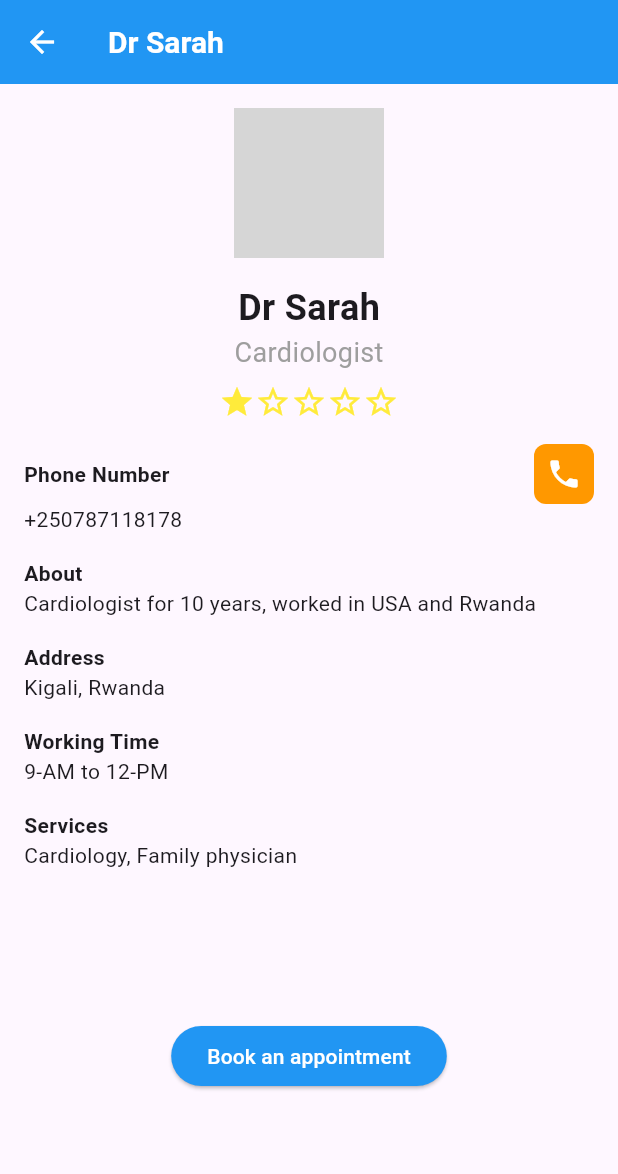
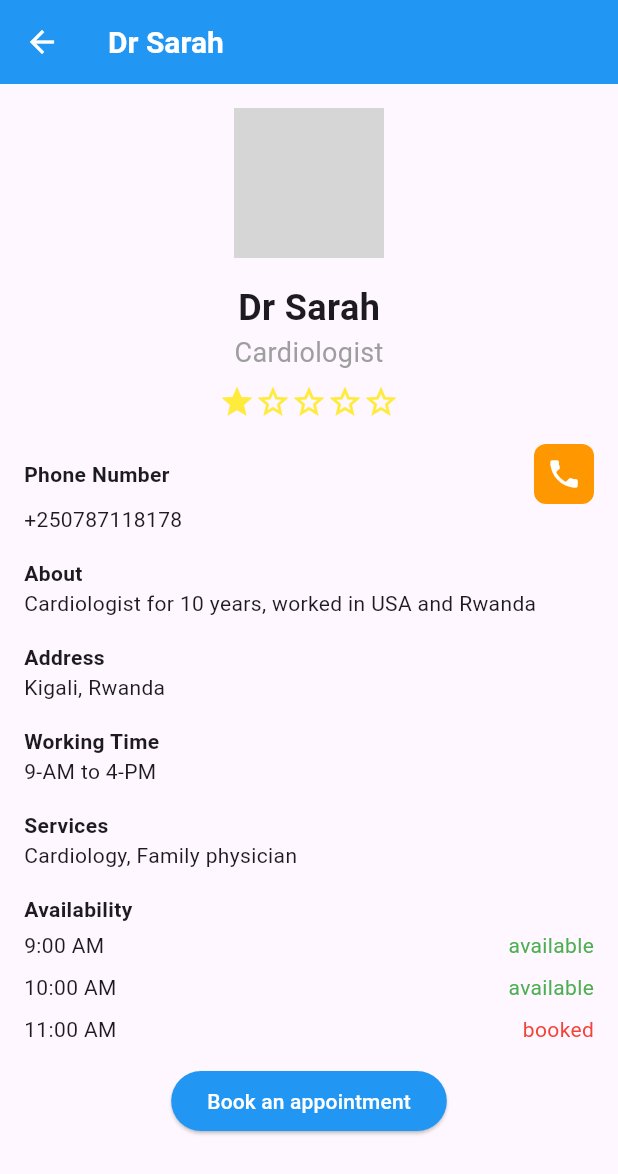
Before and after one commit to charite-uwatwembi/Group38_FlutterProject, a Flutter app: the HomeView screen opened by its route, after a tap on "Dr Sarah", on a phone screen of 412 x 824 dp. Shown: the top 1174 px of the screen. Run offline on Flutter 3.47's test engine with Material 3 defaults, Android fonts, the phone set to English and light mode, and no system bars; our stand-ins replace auto_size_text, get, velocity_x; Roboto replaces fonts that are missing (nunito); grey boxes are pictures that could not be loaded.

Commit message:
added availability status on doctor profile view

```diff
--- a/baho_app/lib/views/doctor_view/doctor_card.dart
+++ b/baho_app/lib/views/doctor_view/doctor_card.dart
@@ -10,6 +10,7 @@ class DoctorCard extends StatelessWidget {
   final String address;
   final String workingTime;
   final String services;
+  final List<Map<String, String>> availability;
 
   const DoctorCard({
     Key? key,
@@ -21,6 +22,7 @@ class DoctorCard extends StatelessWidget {
     required this.address,
     required this.workingTime,
     required this.services,
+    this.availability = const [],
   }) : super(key: key);
 
   @override
@@ -39,6 +41,7 @@ class DoctorCard extends StatelessWidget {
               address: address,
               workingTime: workingTime,
               services: services,
+              availability: availability,
             ),
           ),
         );
--- a/baho_app/lib/views/home_view/home_view.dart
+++ b/baho_app/lib/views/home_view/home_view.dart
@@ -6,11 +6,11 @@ import 'package:baho_app/views/appointments_view/appointments_view.dart';
 import 'package:baho_app/views/settings_view/settings_view.dart';
 
 class HomeView extends StatelessWidget {
-  const HomeView({super.key});
+  const HomeView({Key? key});
 
   @override
   Widget build(BuildContext context) {
-    final List<Map<String, String>> doctors = [
+    final List<Map<String, dynamic>> doctors = [
       {
         'name': 'Dr Alex',
         'specialty': 'Neurologist',
@@ -18,18 +18,27 @@ class HomeView extends StatelessWidget {
         'phoneNumber': '+250787118178',
         'about': 'Neurologist for 10 years, worked in USA and Rwanda',
         'address': 'Kigali, Rwanda',
-        'workingTime': '9-AM to 12-PM',
+        'workingTime': '9-AM to 4-PM',
         'services': 'Neurology, Family physician',
+        'availability': [
+          {'time': '9:00 AM - 12:00 PM', 'status': 'available'},
+          {'time': '12:00 AM - 3:00 PM', 'status': 'booked'},
+        ],
       },
-       {
+      {
         'name': 'Dr Sarah',
         'specialty': 'Cardiologist',
         'imageUrl': 'assets/images/jeanne.png',
         'phoneNumber': '+250787118178',
         'about': 'Cardiologist for 10 years, worked in USA and Rwanda',
         'address': 'Kigali, Rwanda',
-        'workingTime': '9-AM to 12-PM',
+        'workingTime': '9-AM to 4-PM',
         'services': 'Cardiology, Family physician',
+        'availability': [
+          {'time': '9:00 AM', 'status': 'available'},
+          {'time': '10:00 AM', 'status': 'available'},
+          {'time': '11:00 AM', 'status': 'booked'},
+        ],
       },
       {
         'name': 'Dr John',
@@ -38,8 +47,12 @@ class HomeView extends StatelessWidget {
         'phoneNumber': '+250787118178',
         'about': 'Orthopedist for 10 years, worked in USA and Rwanda',
         'address': 'Kigali, Rwanda',
-        'workingTime': '9-AM to 12-PM',
+        'workingTime': '9-AM to 4-PM',
         'services': 'Orthopedics, Family physician',
+        'availability': [
+          {'time': '9:00 AM - 12:00 PM', 'status': 'available'},
+          {'time': '12:00 AM - 3:00 PM', 'status': 'booked'},
+        ],
       },
       {
         'name': 'Dr Joseph',
@@ -48,8 +61,12 @@ class HomeView extends StatelessWidget {
         'phoneNumber': '+250787118178',
         'about': 'Pediatrician for 10 years, worked in USA and Rwanda',
         'address': 'Kigali, Rwanda',
-        'workingTime': '9-AM to 12-PM',
+        'workingTime': '9-AM to 4-PM',
         'services': 'Pediatrics, Family physician',
+        'availability': [
+          {'time': '9:00 AM - 12:00 PM', 'status': 'available'},
+          {'time': '12:00 AM - 3:00 PM', 'status': 'booked'},
+        ],
       },
       {
         'name': 'Dr Michael',
@@ -58,8 +75,12 @@ class HomeView extends StatelessWidget {
         'phoneNumber': '+250787118178',
         'about': 'Dermatologist for 10 years, worked in USA and Rwanda',
         'address': 'Kigali, Rwanda',
-        'workingTime': '9-AM to 12-PM',
+        'workingTime': '9-AM to 4-PM',
         'services': 'Dermatology, Family physician',
+        'availability': [
+          {'time': '9:00 AM - 12:00 PM', 'status': 'boked'},
+          {'time': '12:00 AM - 3:00 PM', 'status': 'available'},
+        ],
       },
       {
         'name': 'Dr Leon',
@@ -68,8 +89,12 @@ class HomeView extends StatelessWidget {
         'phoneNumber': '+250787118178',
         'about': 'Psychiatrist for 10 years, worked in USA and Rwanda',
         'address': 'Kigali, Rwanda',
-        'workingTime': '9-AM to 12-PM',
+        'workingTime': '9-AM to 4-PM',
         'services': 'Psychiatry, Family physician',
+        'availability': [
+          {'time': '9:00 AM - 12:00 PM', 'status': 'available'},
+          {'time': '12:00 AM - 3:00 PM', 'status': 'available'},
+        ],
       },
       {
         'name': 'Dr Benoit',
@@ -78,8 +103,12 @@ class HomeView extends StatelessWidget {
         'phoneNumber': '+250787118178',
         'about': 'Dentist for 10 years, worked in USA and Rwanda',
         'address': 'Kigali, Rwanda',
-        'workingTime': '9-AM to 12-PM',
+        'workingTime': '9-AM to 4-PM',
         'services': 'Dentistry, Family physician',
+        'availability': [
+          {'time': '9:00 AM - 12:00 PM', 'status': 'available'},
+          {'time': '12:00 AM - 3:00 PM', 'status': 'booked'},
+        ],
       },
       {
         'name': 'Dr Ariane',
@@ -88,8 +117,12 @@ class HomeView extends StatelessWidget {
         'phoneNumber': '+250787118178',
         'about': 'Pediatrician for 10 years, worked in USA and Rwanda',
         'address': 'Kigali, Rwanda',
-        'workingTime': '9-AM to 12-PM',
+        'workingTime': '9-AM to 4-PM',
         'services': 'Pediatrics, Family physician',
+        'availability': [
+          {'time': '9:00 AM - 12:00 PM', 'status': 'available'},
+          {'time': '12:00 AM - 3:00 PM', 'status': 'booked'},
+        ],
       },
       {
         'name': 'Dr Aime',
@@ -98,8 +131,12 @@ class HomeView extends StatelessWidget {
         'phoneNumber': '+250787118178',
         'about': 'Internist for 10 years, worked in USA and Rwanda',
         'address': 'Kigali, Rwanda',
-        'workingTime': '9-AM to 12-PM',
+        'workingTime': '9-AM to 4-PM',
         'services': 'Interns, Family physician',
+        'availability': [
+          {'time': '9:00 AM - 12:00 PM', 'status': 'available'},
+          {'time': '12:00 AM - 3:00 PM', 'status': 'booked'},
+        ],
       },
     ];
 
@@ -158,14 +195,15 @@ class HomeView extends StatelessWidget {
                 itemBuilder: (context, index) {
                   final doctor = doctors[index];
                   return DoctorCard(
-                    name: doctor['name']!,
-                    specialty: doctor['specialty']!,
-                    imageUrl: doctor['imageUrl']!,
-                    phoneNumber: doctor['phoneNumber']!,
-                    about: doctor['about']!,
-                    address: doctor['address']!,
-                    workingTime: doctor['workingTime']!,
-                    services: doctor['services']!,
+                    name: doctor['name'],
+                    specialty: doctor['specialty'],
+                    imageUrl: doctor['imageUrl'],
+                    phoneNumber: doctor['phoneNumber'],
+                    about: doctor['about'],
+                    address: doctor['address'],
+                    workingTime: doctor['workingTime'],
+                    services: doctor['services'],
+                    availability: List<Map<String, String>>.from(doctor['availability']),
                   );
                 },
               ),
--- a/baho_app/lib/views/profile_view/doctor_profile_page.dart
+++ b/baho_app/lib/views/profile_view/doctor_profile_page.dart
@@ -1,7 +1,5 @@
 import 'dart:math';
 import 'package:flutter/material.dart';
-import 'package:baho_app/consts/consts.dart';
-import 'package:baho_app/views/booking_view/bookingForm_view.dart';
 
 class DoctorProfilePage extends StatelessWidget {
   final String name;
@@ -12,6 +10,7 @@ class DoctorProfilePage extends StatelessWidget {
   final String address;
   final String workingTime;
   final String services;
+  final List<Map<String, String>> availability;
 
   const DoctorProfilePage({
     Key? key,
@@ -23,22 +22,24 @@ class DoctorProfilePage extends StatelessWidget {
     required this.address,
     required this.workingTime,
     required this.services,
+    required this.availability,
   }) : super(key: key);
 
   @override
   Widget build(BuildContext context) {
-    // Generate a random rating between 1 and 5
     final double rating = (Random().nextDouble() * 4 + 1).roundToDouble();
 
     return Scaffold(
       appBar: AppBar(
         backgroundColor: Colors.blue,
         iconTheme: IconThemeData(color: Colors.white),
-        titleTextStyle: TextStyle(color: Colors.white, fontSize: 20, fontWeight: FontWeight.bold),
+        titleTextStyle:
+            TextStyle(color: Colors.white, fontSize: 20, fontWeight: FontWeight.bold),
         title: Text(name),
       ),
       body: Padding(
         padding: const EdgeInsets.all(16.0),
+        child: SingleChildScrollView(
           child: Column(
             crossAxisAlignment: CrossAxisAlignment.start,
             children: [
@@ -121,19 +122,38 @@ class DoctorProfilePage extends StatelessWidget {
                 style: TextStyle(fontWeight: FontWeight.bold),
               ),
               Text(services),
-            SizedBox(height: 100),
+              SizedBox(height: 16),
+              Text(
+                'Availability',
+                style: TextStyle(fontWeight: FontWeight.bold),
+              ),
+              Column(
+                children: availability.map((slot) {
+                  final time = slot['time'] ?? '';
+                  final status = slot['status'] ?? '';
+
+                  return Padding(
+                    padding: const EdgeInsets.symmetric(vertical: 4.0),
+                    child: Row(
+                      mainAxisAlignment: MainAxisAlignment.spaceBetween,
+                      children: [
+                        Text(time),
+                        Text(
+                          status,
+                          style: TextStyle(
+                            color: status == 'available' ? Colors.green : Colors.red,
+                          ),
+                        ),
+                      ],
+                    ),
+                  );
+                }).toList(),
+              ),
+              SizedBox(height: 10),
               Center(
                 child: ElevatedButton(
                   onPressed: () {
-                  Navigator.push(
-                    context,
-                    MaterialPageRoute(
-                      builder: (context) => BookingFormPage(
-                        doctorName: name,
-                        doctorImageUrl: imageUrl,
-                      ),
-                    ),
-                  );
+                    // Handle booking functionality
                   },
                   child: Text(
                     'Book an appointment',
@@ -147,6 +167,7 @@ class DoctorProfilePage extends StatelessWidget {
             ],
           ),
         ),
+      ),
     );
   }
 }
```
Lines whose indentation alone changed are shown as unchanged.
